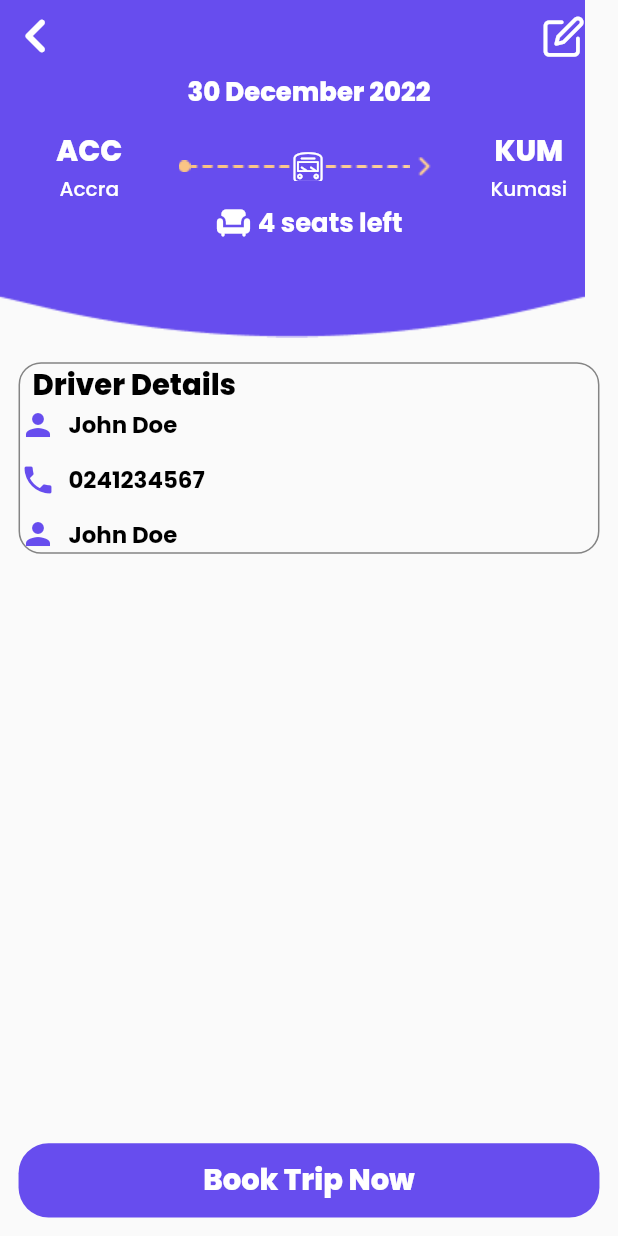
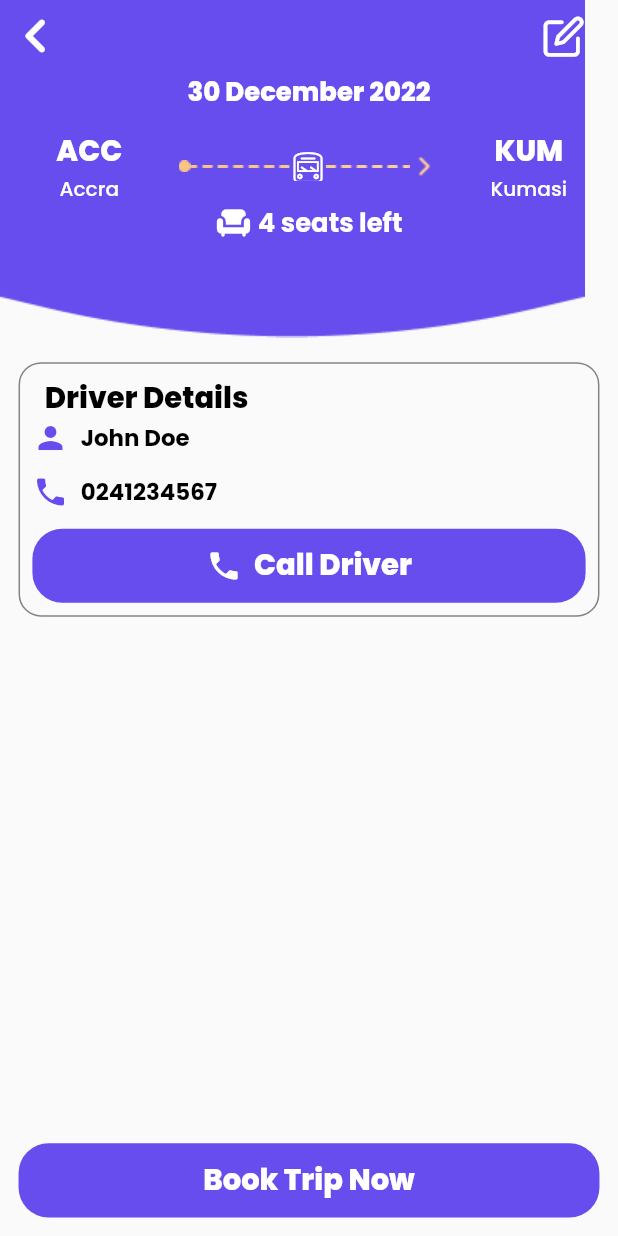
Before and after one commit to dotsehyde/gotrip, a Flutter app: the screen it shows after launch, after a tap on "John", on a phone screen of 412 x 824 dp. Run offline on Flutter 3.47's test engine with Material 2 defaults, Android fonts, the phone set to English and light mode, and no system bars; our stand-ins replace flutter_riverpod, google_fonts, nb_utils, responsive_sizer.

Commit message:
🦄 refactor: update code

```diff
--- a/lib/core/constants.dart
+++ b/lib/core/constants.dart
@@ -13,7 +13,8 @@ Color primaryColor = const Color(0xFF674DEE);
 Color secondaryColor = const Color(0xFF6C19D8);
 Color xGrey = const Color(0xFF848484);
 
-ThemeData lightTheme = ThemeData.light().copyWith(
+ThemeData lightTheme = ThemeData.light(
+).copyWith(
   primaryColor: primaryColor,
   backgroundColor: Colors.white,
   textTheme: TextTheme(
@@ -29,7 +30,8 @@ ThemeData lightTheme = ThemeData.light().copyWith(
   ),
 );
 
-ThemeData darkTheme = ThemeData.dark().copyWith(
+ThemeData darkTheme = ThemeData.dark(
+).copyWith(
   primaryColor: primaryColor,
   backgroundColor: Colors.black,
   textTheme: TextTheme(
--- a/lib/main.dart
+++ b/lib/main.dart
@@ -3,17 +3,17 @@ import 'package:gotrip/bottom_nav.dart';
 import 'package:gotrip/core/constants.dart';
 import 'package:nb_utils/nb_utils.dart';
 import 'package:responsive_sizer/responsive_sizer.dart';
-import 'package:supabase_flutter/supabase_flutter.dart';
+// import 'package:supabase_flutter/supabase_flutter.dart';
 
 Future<void> main() async {
   WidgetsFlutterBinding.ensureInitialized();
   WidgetsFlutterBinding.ensureInitialized();
 
-  await Supabase.initialize(
-    url: SUPABASE_URL,
-    anonKey: SUPABASE_ANNON_KEY,
-    debug: true,
-  );
+  // await Supabase.initialize(
+  //   url: SUPABASE_URL,
+  //   anonKey: SUPABASE_ANNON_KEY,
+  //   debug: true,
+  // );
   initialize();
   runApp(const MyApp());
 }
--- a/lib/pages/trip_detail.dart
+++ b/lib/pages/trip_detail.dart
@@ -171,6 +171,7 @@ class _TripDetailPageState extends ConsumerState<TripDetailPage> {
             //Trip Info
             Container(
               width: double.infinity,
+              padding: EdgeInsets.symmetric(vertical: 1.h,horizontal: 2.w),
               margin: EdgeInsets.symmetric(horizontal: 3.w, vertical: 2.h),
               decoration: BoxDecoration(
                   border: Border.all(color: xGrey),
@@ -209,19 +210,22 @@ class _TripDetailPageState extends ConsumerState<TripDetailPage> {
                             .copyWith(fontSize: 16.sp)),
                   ],
                 ).paddingSymmetric(vertical: 1.5.h),
-                Row(
-                  children: [
-                    Icon(Icons.person, color: primaryColor).paddingRight(2.w),
-                    Text(
-                        widget.trip.driver.firstName +
-                            " " +
-                            widget.trip.driver.lastName,
-                        style: Theme.of(context)
-                            .textTheme
-                            .headline6!
-                            .copyWith(fontSize: 16.sp)),
-                  ],
-                ),
+               TextButton.icon(
+              onPressed: () {},
+              icon: Icon(Icons.phone,color: Colors.white,),
+              label: Text(
+                "Call Driver",
+                style: Theme.of(context).textTheme.headline6!.copyWith(
+                    fontSize: 18.sp,
+                    color: Colors.white,
+                    fontWeight: FontWeight.w800),
+              ),
+              style: TextButton.styleFrom(
+                  backgroundColor: primaryColor,
+                  shape: RoundedRectangleBorder(
+                      borderRadius: BorderRadius.circular(20)),
+                  minimumSize: Size(double.infinity, 6.h)),
+            ),
               ]),
             ),
             Spacer(),
--- a/pubspec.yaml
+++ b/pubspec.yaml
@@ -19,7 +19,7 @@ dependencies:
   intl: ^0.18.0
   nb_utils: ^4.6.25
   responsive_sizer: ^3.1.1
-  supabase_flutter: ^1.2.2
+  # supabase_flutter: ^1.2.2
 
 dev_dependencies:
   flutter_lints: ^2.0.0
```
Also changed, not shown: pubspec.lock.
